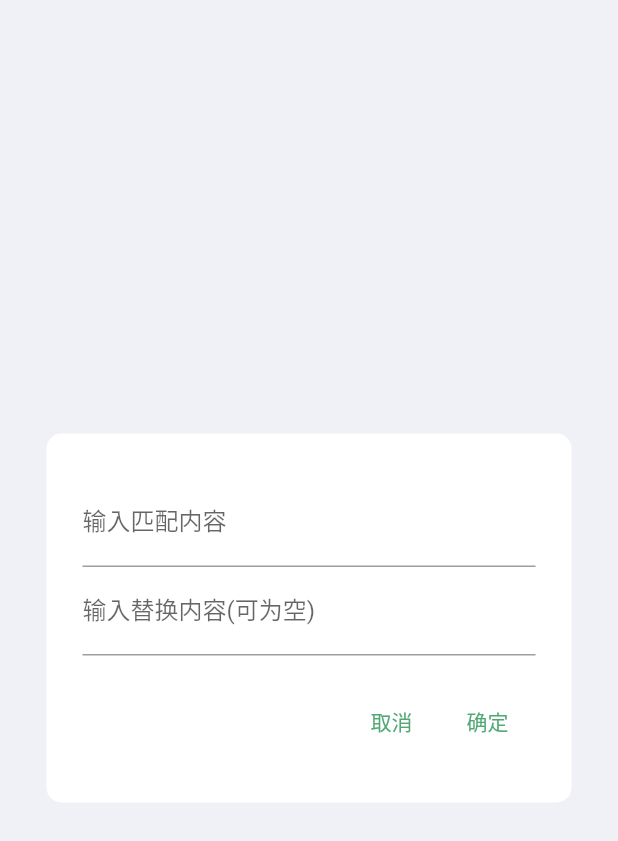
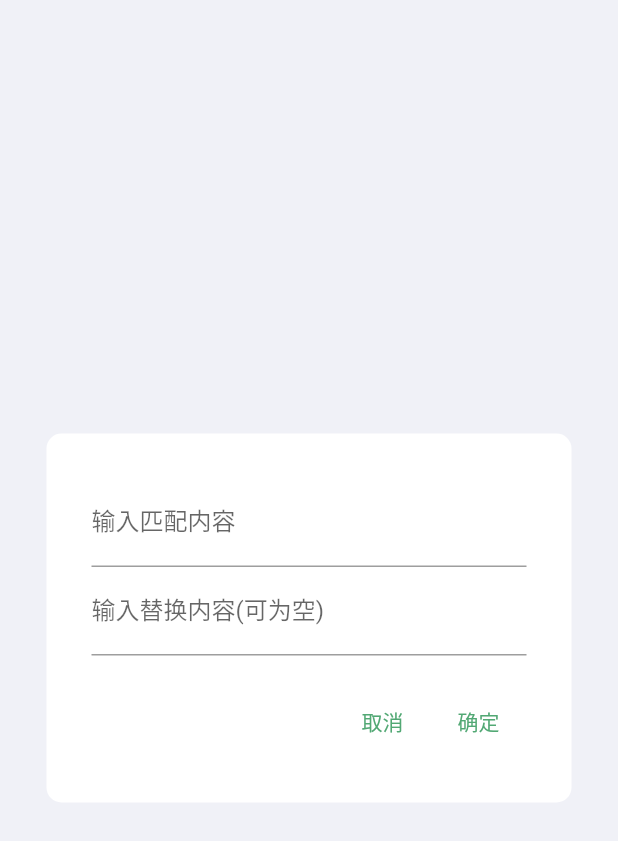
Before and after one commit to guuguo/GuuguoReader, a Flutter app: the ReplaceDialog widget shown alone on an empty page, opened directly with empty values, on a phone screen of 412 x 824 dp. Shown: the top 841 px of the screen. Run offline on Flutter 3.47's test engine with Material 2 defaults, Android fonts, the phone set to English and light mode, and no system bars; our stand-ins replace bot_toast, cached_network_image, convert, dio, floor, flutter_html and 5 more; missing offline and left inert: enough_convert, orientation; accounts and stored records are empty; generated files the repository leaves out were written again; Roboto replaces fonts that are missing (GoogleSans).

Commit message:
cosm:修复黑暗模式的正则替换弹窗异常

```diff
--- a/lib/widget/reader/reader_menu.dart
+++ b/lib/widget/reader/reader_menu.dart
@@ -236,10 +236,10 @@ class ReplaceDialog extends StatelessWidget {
   Widget build(BuildContext context) {
     return Center(
       child: Material(
-        color: Colors.white,
+        color: Theme.of(context).cardColor,
         borderRadius: BorderRadius.circular(10),
         child: Container(
-          padding: EdgeInsets.symmetric(vertical: 30, horizontal: 24),
+          padding: EdgeInsets.symmetric(vertical: 30, horizontal: 30),
           width: 350,
           child: Column(
             mainAxisSize: MainAxisSize.min,
```
